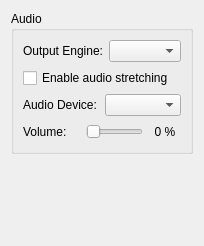
Above: src/citra_qt/configuration/configure_audio.ui from PabloMK7/citra before the change. Below: the same form after it.
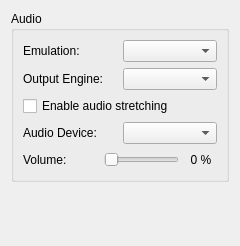
That is the form after the change.

What changed in the file:
```diff
--- a/src/citra_qt/configuration/configure_audio.ui
+++ b/src/citra_qt/configuration/configure_audio.ui
@@ -6,7 +6,7 @@
    <rect>
     <x>0</x>
     <y>0</y>
-    <width>188</width>
+    <width>240</width>
     <height>246</height>
    </rect>
   </property>
@@ -17,6 +17,23 @@
       <string>Audio</string>
      </property>
      <layout class="QVBoxLayout">
+      <item>
+       <layout class="QHBoxLayout" name="horizontalLayout_emulation">
+        <property name="bottomMargin">
+         <number>0</number>
+        </property>
+        <item>
+         <widget class="QLabel" name="label_emulation">
+          <property name="text">
+           <string>Emulation:</string>
+          </property>
+         </widget>
+        </item>
+        <item>
+         <widget class="QComboBox" name="emulation_combo_box"/>
+        </item>
+       </layout>
+      </item>
       <item>
        <layout class="QHBoxLayout">
         <item>
```
